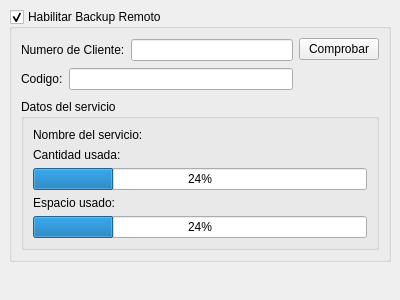
First picture: the form in trunk/plugins/backupremoto/formprefbackupremoto.ui, repository chungote/gestotux, before the edit.
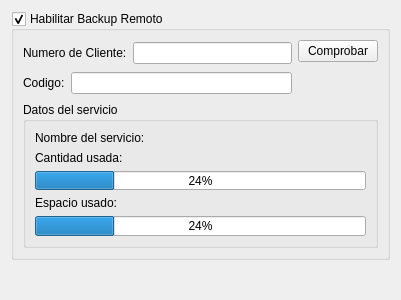
Second picture: the form after the edit.

Commit message: - Mejoras en la ventana de backup remoto. - Mejoradas las formas de enviar al sistema de cake.

The edit to the form file:
```diff
--- a/trunk/plugins/backupremoto/formprefbackupremoto.ui
+++ b/trunk/plugins/backupremoto/formprefbackupremoto.ui
@@ -6,7 +6,7 @@
    <rect>
     <x>0</x>
     <y>0</y>
-    <width>400</width>
+    <width>401</width>
     <height>300</height>
    </rect>
   </property>
@@ -19,15 +19,9 @@
   <property name="windowTitle">
    <string>Form</string>
   </property>
+  <layout class="QGridLayout" name="gridLayout">
+   <item row="0" column="0">
   <widget class="QGroupBox" name="GBUsar">
-   <property name="geometry">
-    <rect>
-     <x>9</x>
-     <y>9</y>
-     <width>382</width>
-     <height>253</height>
-    </rect>
-   </property>
    <property name="title">
     <string>Habilitar Backup Remoto</string>
    </property>
@@ -120,6 +114,12 @@
        </item>
        <item>
         <widget class="QProgressBar" name="PBCantidad">
+           <property name="sizePolicy">
+            <sizepolicy hsizetype="Expanding" vsizetype="Preferred">
+             <horstretch>0</horstretch>
+             <verstretch>0</verstretch>
+            </sizepolicy>
+           </property>
          <property name="value">
           <number>24</number>
          </property>
@@ -134,6 +134,12 @@
        </item>
        <item>
         <widget class="QProgressBar" name="PBEspacio">
+           <property name="sizePolicy">
+            <sizepolicy hsizetype="Expanding" vsizetype="Preferred">
+             <horstretch>0</horstretch>
+             <verstretch>0</verstretch>
+            </sizepolicy>
+           </property>
          <property name="value">
           <number>24</number>
          </property>
@@ -144,6 +150,21 @@
     </item>
    </layout>
   </widget>
+   </item>
+   <item row="1" column="0">
+    <spacer name="verticalSpacer_2">
+     <property name="orientation">
+      <enum>Qt::Vertical</enum>
+     </property>
+     <property name="sizeHint" stdset="0">
+      <size>
+       <width>20</width>
+       <height>40</height>
+      </size>
+     </property>
+    </spacer>
+   </item>
+  </layout>
  </widget>
  <resources/>
  <connections/>
```
Lines whose indentation alone changed are shown as unchanged. The commit also changes 3 other files.
